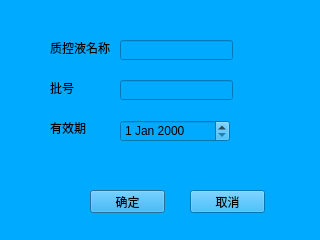
This is qudlg.ui in lsoftp/water as Qt 5 draws it before an edit. The edited form follows.
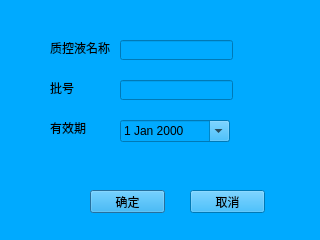
This is the edited form.

What changed in the file:
```diff
--- a/qudlg.ui
+++ b/qudlg.ui
@@ -61,6 +61,9 @@
      <height>22</height>
     </rect>
    </property>
+   <property name="calendarPopup">
+    <bool>true</bool>
+   </property>
   </widget>
   <widget class="QPushButton" name="pushButton">
    <property name="geometry">
```
